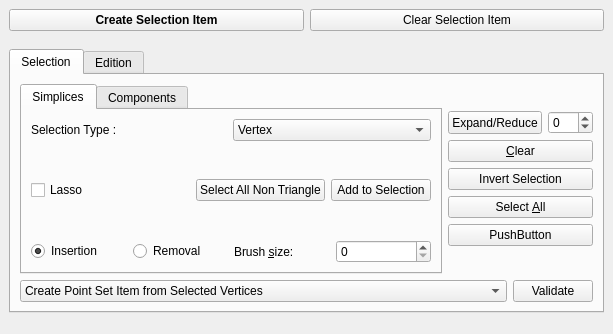
CGAL/cgal, file Polyhedron/demo/Polyhedron/Plugins/PMP/Selection_widget.ui: the form before one commit.
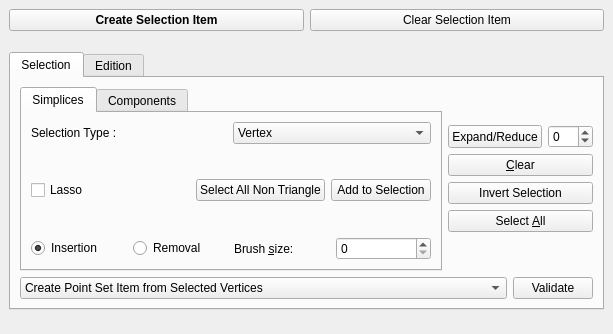
The form after the commit.

Commit message: Remove pushButton from selection plugin

```diff
--- a/Polyhedron/demo/Polyhedron/Plugins/PMP/Selection_widget.ui
+++ b/Polyhedron/demo/Polyhedron/Plugins/PMP/Selection_widget.ui
@@ -429,13 +429,6 @@
               </property>
              </widget>
             </item>
-            <item>
-             <widget class="QPushButton" name="pushButton">
-              <property name="text">
-               <string>PushButton</string>
-              </property>
-             </widget>
-            </item>
             <item>
              <spacer name="verticalSpacer_8">
               <property name="orientation">
```
